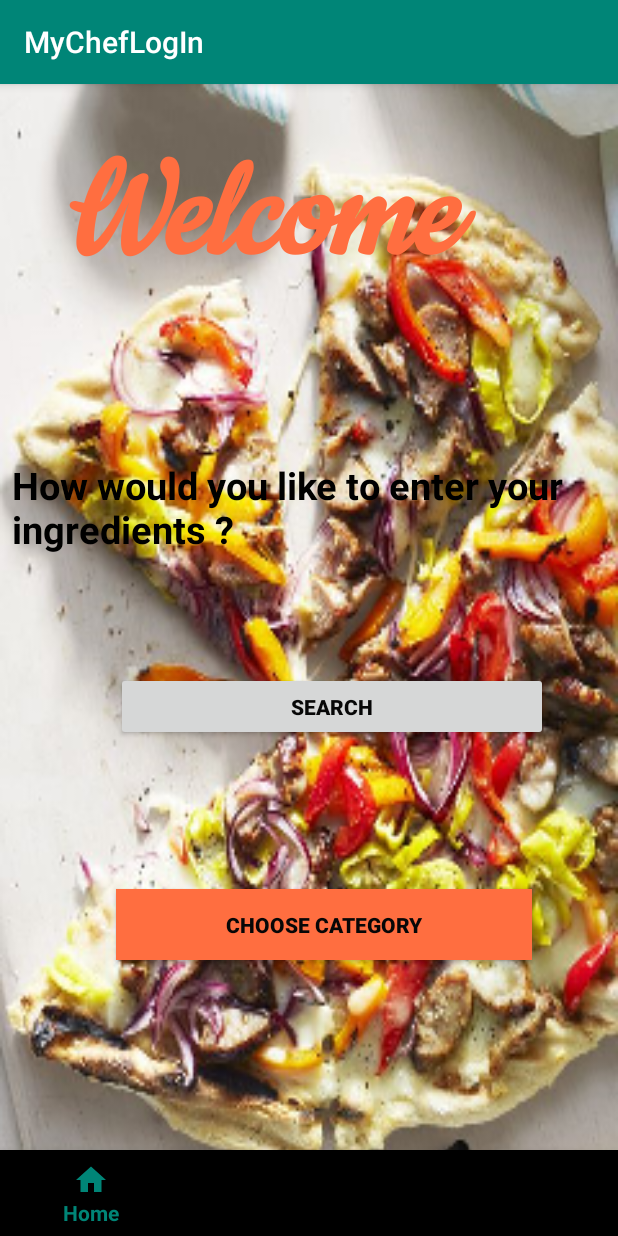
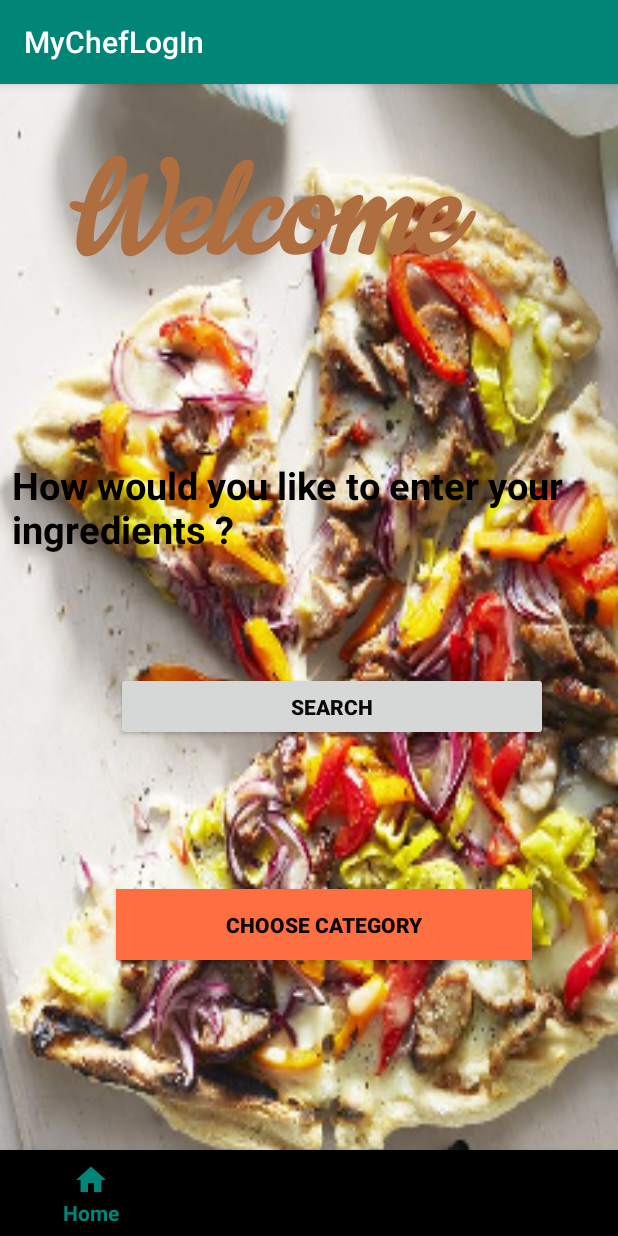
Before and after one commit to Sourced-Ink/MyChefApplication, an Android app: the screen it shows after launch once a user with an empty profile is signed in (HomeActivity), on a phone screen of 412 x 824 dp. Run offline under Robolectric (Android 15) with nearby library versions, the phone set to English and light mode, and no system bars; our stand-ins replace Firebase (no records; nobody signed in at launch, a user with empty details on screens opened directly); Roboto replaces fonts that are not available here.

Commit message:
I made a change

```diff
--- a/app/src/main/res/layout/activity_home.xml
+++ b/app/src/main/res/layout/activity_home.xml
@@ -20,7 +20,7 @@
         android:fontFamily="@font/calligraffitti"
         android:text="@string/welcome"
         android:textAllCaps="false"
-        android:textColor="#FF6E40"
+        android:textColor="#AF6E40"
         android:textSize="100sp"
         android:textStyle="bold|italic"
         app:fontFamily="@font/cookie"
```
